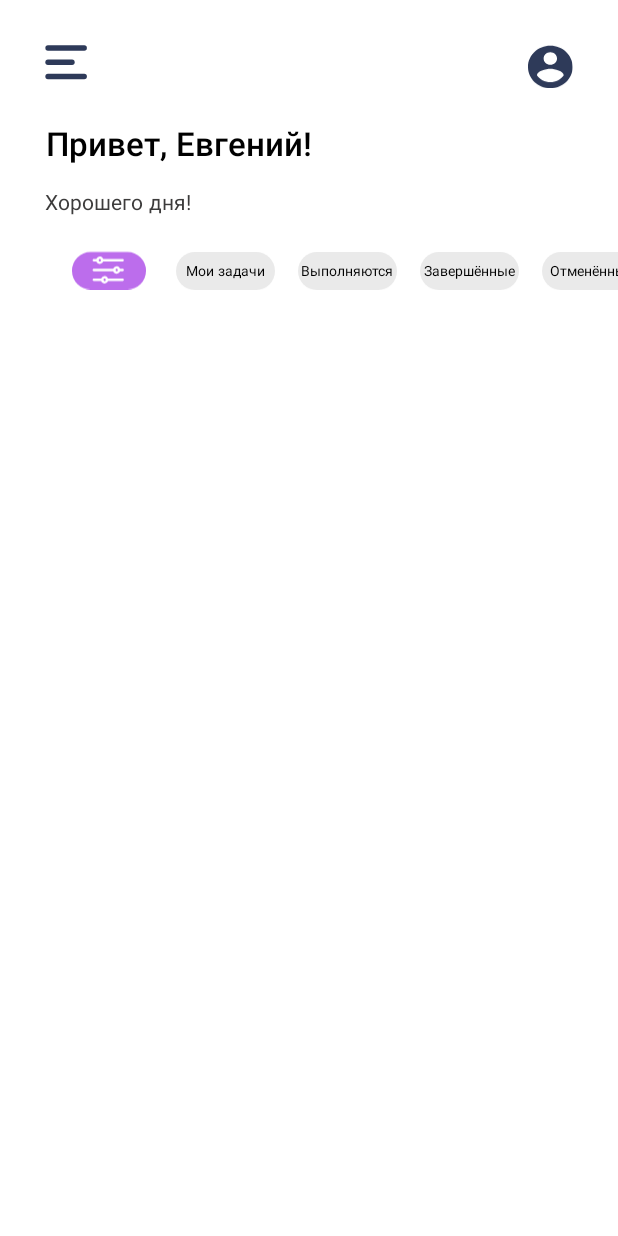
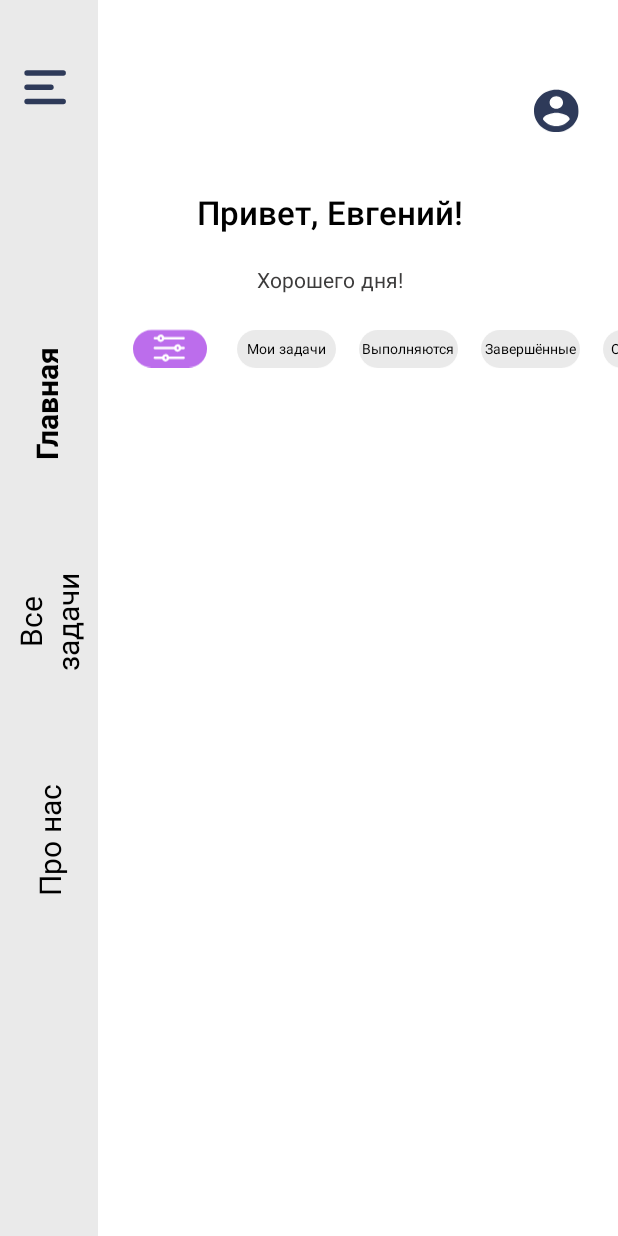
Before and after one commit to EvgenDas/AndroidTaskManager, an Android app: the screen it shows after launch (MainActivity), on a phone screen of 412 x 824 dp. Run offline under Robolectric (Android 15) with nearby library versions, the phone set to English and light mode, and no system bars.

Commit message:
Добавлена боковая панель, доработаны отступы на главной странице

```diff
--- a/app/src/main/res/layout/activity_main.xml
+++ b/app/src/main/res/layout/activity_main.xml
@@ -7,40 +7,61 @@
     tools:context=".MainActivity">
 
     <androidx.constraintlayout.widget.ConstraintLayout
+        android:id="@+id/constraintLayout"
+        android:layout_width="65dp"
+        android:layout_height="0dp"
+        android:background="@android:color/white"
+        app:layout_constraintBottom_toBottomOf="parent"
+        app:layout_constraintStart_toStartOf="parent"
+        app:layout_constraintTop_toTopOf="parent">
+
+
+    </androidx.constraintlayout.widget.ConstraintLayout>
+
+    <androidx.constraintlayout.widget.ConstraintLayout
         android:id="@+id/constraintLayout2"
         android:layout_width="match_parent"
         android:layout_height="match_parent"
         app:layout_constraintBottom_toBottomOf="parent"
+        app:layout_constraintEnd_toEndOf="parent"
         app:layout_constraintStart_toStartOf="parent"
-        app:layout_constraintTop_toTopOf="parent">
+        app:layout_constraintTop_toTopOf="parent"
+        app:layout_constraintVertical_bias="0.0">
 
 
         <TextView
             android:id="@+id/textView"
             android:layout_width="wrap_content"
             android:layout_height="wrap_content"
-            android:layout_marginStart="30dp"
-            android:layout_marginTop="82dp"
-            android:layout_marginEnd="204dp"
+            android:layout_marginStart="89dp"
+            android:layout_marginTop="80dp"
+            android:layout_marginBottom="616dp"
             android:fontFamily="@font/montserrat_semibold"
             android:text="Привет, Евгений!"
             android:textColor="@color/black"
             android:textSize="22sp"
+            app:layout_constraintBottom_toBottomOf="@+id/constraintLayout1"
             app:layout_constraintEnd_toEndOf="parent"
-            app:layout_constraintStart_toStartOf="parent"
+            app:layout_constraintHorizontal_bias="0.289"
+            app:layout_constraintStart_toStartOf="@+id/constraintLayout1"
             app:layout_constraintTop_toTopOf="parent" />
 
         <TextView
             android:id="@+id/textView3"
             android:layout_width="wrap_content"
             android:layout_height="wrap_content"
-            android:layout_marginStart="30dp"
-            android:layout_marginTop="10dp"
+            android:layout_marginStart="89dp"
+            android:layout_marginTop="16dp"
+            android:layout_marginBottom="20dp"
             android:fontFamily="@font/montserrat"
             android:text="Хорошего дня!"
             android:textColor="@color/gray"
-            app:layout_constraintStart_toStartOf="parent"
-            app:layout_constraintTop_toBottomOf="@+id/textView" />
+            app:layout_constraintBottom_toTopOf="@+id/categoryRecycler"
+            app:layout_constraintEnd_toEndOf="parent"
+            app:layout_constraintHorizontal_bias="0.366"
+            app:layout_constraintStart_toStartOf="@+id/constraintLayout1"
+            app:layout_constraintTop_toBottomOf="@+id/textView"
+            app:layout_constraintVertical_bias="1.0" />
 
         <androidx.recyclerview.widget.RecyclerView
             android:id="@+id/categoryRecycler"
@@ -61,11 +82,10 @@
             android:layout_height="28dp"
             android:layout_marginStart="48dp"
             android:layout_marginTop="20dp"
-            android:layout_marginEnd="363dp"
             android:layout_marginBottom="534dp"
             app:layout_constraintBottom_toBottomOf="parent"
             app:layout_constraintEnd_toEndOf="parent"
-            app:layout_constraintHorizontal_bias="0.0"
+            app:layout_constraintHorizontal_bias="0.13"
             app:layout_constraintStart_toStartOf="parent"
             app:layout_constraintTop_toBottomOf="@+id/textView3"
             app:layout_constraintVertical_bias="0.0"
@@ -73,34 +93,95 @@
 
         <androidx.constraintlayout.widget.ConstraintLayout
             android:id="@+id/constraintLayout1"
-            android:layout_width="412dp"
-            android:layout_height="63dp"
-            tools:layout_editor_absoluteY="2dp">
+            android:layout_width="65dp"
+            android:layout_height="0dp"
+            android:layout_marginEnd="24dp"
+            android:background="#EAEAEA"
+            app:layout_constraintBottom_toBottomOf="parent"
+            app:layout_constraintEnd_toStartOf="@+id/imageView3"
+            app:layout_constraintStart_toStartOf="parent"
+            app:layout_constraintTop_toTopOf="parent"
+            app:layout_constraintVertical_bias="1.0">
 
 
             <ImageView
                 android:id="@+id/imageView"
                 android:layout_width="wrap_content"
                 android:layout_height="wrap_content"
-                android:layout_marginStart="30dp"
-                android:layout_marginTop="30dp"
+                android:layout_marginTop="16dp"
+                app:layout_constraintBottom_toTopOf="@+id/main"
+                app:layout_constraintEnd_toEndOf="parent"
+                app:layout_constraintHorizontal_bias="0.432"
                 app:layout_constraintStart_toStartOf="parent"
                 app:layout_constraintTop_toTopOf="parent"
+                app:layout_constraintVertical_bias="0.193"
                 app:srcCompat="@drawable/group" />
 
-            <ImageView
-                android:id="@+id/imageView2"
-                android:layout_width="30dp"
-                android:layout_height="30dp"
-                android:layout_marginStart="294dp"
-                android:layout_marginTop="29dp"
-                android:layout_marginEnd="30dp"
+            <TextView
+                android:id="@+id/about"
+                android:layout_width="100dp"
+                android:layout_height="145dp"
+                android:fontFamily="@font/montserrat"
+                android:gravity="center"
+                android:rotation="-90"
+                android:text="@string/today_tasks"
+                android:textColor="@color/black"
+                android:textSize="20sp"
+                app:layout_constraintBottom_toBottomOf="parent"
                 app:layout_constraintEnd_toEndOf="parent"
-                app:layout_constraintStart_toEndOf="@+id/imageView"
+                app:layout_constraintStart_toStartOf="parent"
+                app:layout_constraintTop_toBottomOf="@+id/main"
+                app:layout_constraintVertical_bias="0.0"
+                tools:ignore="MissingConstraints" />
+
+            <TextView
+                android:id="@+id/contacts"
+                android:layout_width="100dp"
+                android:layout_height="145dp"
+                android:fontFamily="@font/montserrat"
+                android:gravity="center"
+                android:rotation="-90"
+                android:text="@string/About_us"
+                android:textColor="@color/black"
+                android:textSize="20sp"
+                app:layout_constraintBottom_toBottomOf="parent"
+                app:layout_constraintEnd_toEndOf="parent"
+                app:layout_constraintStart_toStartOf="parent"
+                app:layout_constraintTop_toBottomOf="@+id/about"
+                app:layout_constraintVertical_bias="0.0"
+                tools:ignore="MissingConstraints" />
+
+            <TextView
+                android:id="@+id/main"
+                android:layout_width="100dp"
+                android:layout_height="145dp"
+                android:fontFamily="@font/montserrat_bold"
+                android:gravity="center"
+                android:rotation="-90"
+                android:text="@string/main"
+                android:textColor="@color/black"
+                android:textSize="20sp"
+                app:layout_constraintBottom_toBottomOf="parent"
+                app:layout_constraintEnd_toEndOf="parent"
+                app:layout_constraintStart_toStartOf="parent"
                 app:layout_constraintTop_toTopOf="parent"
-                app:srcCompat="@drawable/account_circle_black_24dp" />
+                app:layout_constraintVertical_bias="0.29"
+                tools:ignore="MissingConstraints" />
 
         </androidx.constraintlayout.widget.ConstraintLayout>
+
+        <ImageView
+            android:id="@+id/imageView2"
+            android:layout_width="30dp"
+            android:layout_height="30dp"
+            android:layout_marginStart="300dp"
+            android:layout_marginEnd="35dp"
+            app:layout_constraintBottom_toTopOf="@+id/textView"
+            app:layout_constraintEnd_toEndOf="parent"
+            app:layout_constraintStart_toEndOf="@+id/constraintLayout1"
+            app:layout_constraintTop_toTopOf="parent"
+            app:layout_constraintVertical_bias="0.6"
+            app:srcCompat="@drawable/account_circle_black_24dp" />
 
 
     </androidx.constraintlayout.widget.ConstraintLayout>
--- a/app/src/main/res/values/strings.xml
+++ b/app/src/main/res/values/strings.xml
@@ -1,3 +1,6 @@
 <resources>
     <string name="app_name">AndroidTaskManager</string>
+    <string name="main">Главная</string>
+    <string name="today_tasks">Все задачи</string>
+    <string name="About_us">Про нас</string>
 </resources>
```
